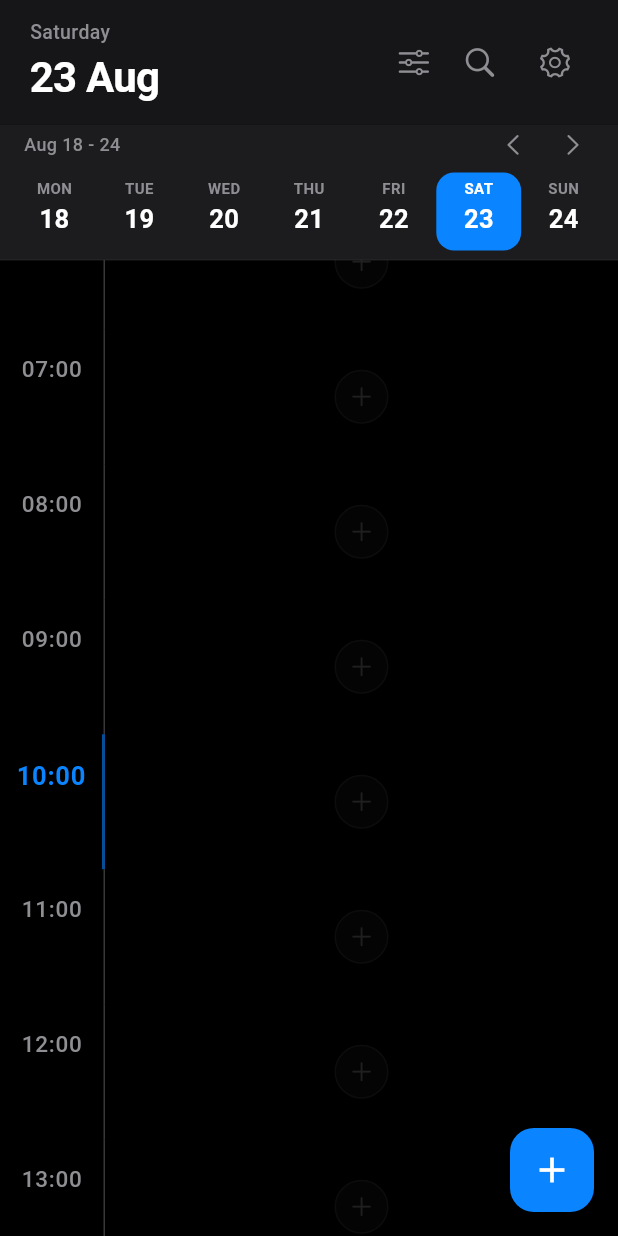
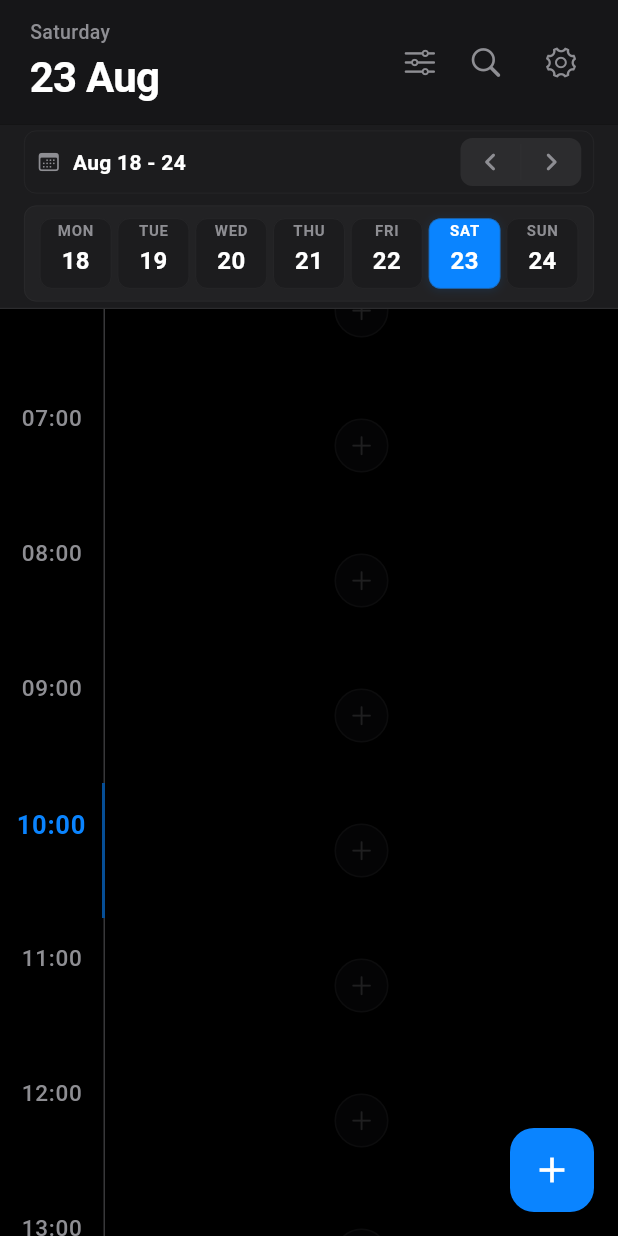
Before and after one commit to Aozple/DayFlow, a Flutter app: the screen it shows after launch, on a phone screen of 412 x 824 dp. Run offline on Flutter 3.47's test engine with Material 3 defaults, Android fonts, the light colour scheme and no system bars; our stand-ins replace equatable, flutter_bloc, flutter_markdown, go_router, hive_flutter, shared_preferences; accounts and stored records are empty.

Commit message:
fix: status bar color, small ui improvment to date_selector

```diff
--- a/lib/presentation/screens/home/home_screen.dart
+++ b/lib/presentation/screens/home/home_screen.dart
@@ -413,9 +413,14 @@ class _HomeScreenState extends State<HomeScreen> {
       builder: (context, settingsState) {
         return Scaffold(
           backgroundColor: AppColors.background,
-          body: SafeArea(
-            child: Column(
+          body: Column(
             children: [
+              Container(
+                padding: EdgeInsets.only(
+                  top: MediaQuery.of(context).padding.top,
+                ),
+                color: AppColors.surface.withAlpha(200),
+              ),
               // The header section of the home screen.
               HomeHeader(
                 selectedDate: _selectedDate,
@@ -447,7 +452,6 @@ class _HomeScreenState extends State<HomeScreen> {
                   builder: (context, taskState) {
                     List<TaskModel> dayTasks = [];
                     if (taskState is TaskLoaded) {
-                        // Filter tasks to show only those due on the selected date.
                       dayTasks =
                           taskState.tasks.where((task) {
                             if (task.dueDate == null) return false;
@@ -471,7 +475,6 @@ class _HomeScreenState extends State<HomeScreen> {
                 ),
               ),
             ],
-            ),
           ),
           floatingActionButton: SpeedDialFab(
             onCreateTask: () => context.push('/create-task'),
--- a/lib/presentation/screens/home/widgets/date_selector/home_date_item.dart
+++ b/lib/presentation/screens/home/widgets/date_selector/home_date_item.dart
@@ -30,78 +30,83 @@ class HomeDateItem extends StatelessWidget {
 
   @override
   Widget build(BuildContext context) {
-    final isSelected = _isSameDay(
-      date,
-      selectedDate,
-    ); // Check if this date is currently selected.
-    final isToday = _isSameDay(
-      date,
-      DateTime.now(),
-    ); // Check if this date is today.
+    final isSelected = _isSameDay(date, selectedDate);
+    final isToday = _isSameDay(date, DateTime.now());
     final screenWidth = MediaQuery.of(context).size.width;
     final itemWidth =
-        (screenWidth - 16) / 7; // Calculate width for each day item.
+        (screenWidth - 32) / 7; // Better spacing like week navigation
 
     return GestureDetector(
-      onTap: onTap, // Update selected date on tap.
+      onTap: onTap,
       child: Container(
         width: itemWidth,
         height: double.infinity,
-        padding: const EdgeInsets.symmetric(vertical: 6),
+        padding: const EdgeInsets.symmetric(vertical: 4, horizontal: 2),
         child: Container(
           decoration: BoxDecoration(
             color:
                 isSelected
-                    ? AppColors
-                        .accent // Highlight color if selected.
+                    ? AppColors.accent
                     : isToday
-                    ? AppColors.accent.withAlpha(
-                      30,
-                    ) // Subtle highlight if today.
-                    : Colors.transparent, // No background if neither.
-            borderRadius: BorderRadius.circular(12),
+                    ? AppColors.accent.withAlpha(25)
+                    : AppColors.surface, // Card-like background
+            borderRadius: BorderRadius.circular(8), // Match week navigation
+            border:
+                isToday && !isSelected
+                    ? Border.all(
+                      color: AppColors.accent.withAlpha(60),
+                      width: 0.5,
+                    )
+                    : Border.all(
+                      color: AppColors.divider.withAlpha(100),
+                      width: 0.5,
+                    ), // Consistent border style
+            boxShadow:
+                isSelected
+                    ? [
+                      BoxShadow(
+                        color: AppColors.accent.withAlpha(30),
+                        blurRadius: 4,
+                        offset: const Offset(0, 1),
+                      ),
+                    ]
+                    : null,
           ),
           child: Column(
             mainAxisAlignment: MainAxisAlignment.center,
             mainAxisSize: MainAxisSize.min,
             children: [
-              // Display the day name (e.g., "MON", "TUE").
+              // Day name
               Text(
                 _getDayName(date),
                 style: TextStyle(
                   fontSize: 10,
                   fontWeight: FontWeight.w600,
-                  letterSpacing: 0.3,
+                  letterSpacing: 0.5, // Match week navigation
                   color:
                       isSelected
-                          ? Colors
-                              .white // White text if selected.
+                          ? Colors.white
                           : isToday
-                          ? AppColors
-                              .accent // Accent color if today.
-                          : AppColors
-                              .textSecondary, // Secondary text color otherwise.
+                          ? AppColors.accent
+                          : AppColors.textSecondary,
                 ),
               ),
               const SizedBox(height: 2),
-              // Display the day number (e.g., "21").
+              // Day number
               Text(
                 date.day.toString(),
                 style: TextStyle(
-                  fontSize: 17,
+                  fontSize: 16, // Slightly smaller for better proportion
                   fontWeight: FontWeight.w700,
                   color:
                       isSelected
-                          ? Colors
-                              .white // White text if selected.
+                          ? Colors.white
                           : isToday
-                          ? AppColors
-                              .accent // Accent color if today.
-                          : AppColors
-                              .textPrimary, // Primary text color otherwise.
+                          ? AppColors.accent
+                          : AppColors.textPrimary,
                 ),
               ),
-              // Small dot indicator for "Today" if not selected.
+              // Today indicator dot
               if (isToday && !isSelected) ...[
                 const SizedBox(height: 2),
                 Container(
@@ -113,7 +118,7 @@ class HomeDateItem extends StatelessWidget {
                   ),
                 ),
               ] else
-                const SizedBox(height: 6), // Spacer if no dot.
+                const SizedBox(height: 6),
             ],
           ),
         ),
--- a/lib/presentation/screens/home/widgets/date_selector/home_date_selector.dart
+++ b/lib/presentation/screens/home/widgets/date_selector/home_date_selector.dart
@@ -27,49 +27,60 @@ class HomeDateSelector extends StatelessWidget {
   Widget build(BuildContext context) {
     return BlocBuilder<SettingsBloc, SettingsState>(
       builder: (context, settingsState) {
-        // Get the "Saturday first" setting from the SettingsBloc.
         final isSaturdayFirst =
             settingsState is SettingsLoaded
                 ? settingsState.isSaturdayFirst
-                : false; // Default to false if settings not loaded.
+                : false;
 
         return Container(
-          height: 90,
-          color: AppColors.surface, // Background color for the date selector.
+          decoration: BoxDecoration(
+            color: AppColors.surface,
+            border: Border(
+              bottom: BorderSide(
+                color: AppColors.divider.withAlpha(50),
+                width: 0.5,
+              ),
+            ),
+          ),
           child: Column(
             children: [
-              // Row displaying the current week range and navigation buttons.
+              // Week navigation
               HomeWeekNavigation(
                 selectedDate: selectedDate,
                 isSaturdayFirst: isSaturdayFirst,
-                onWeekChanged: (newDate) {
-                  onDateSelected(newDate);
-                },
+                onWeekChanged: onDateSelected,
               ),
 
-              // Horizontal list of days in the current week.
-              Expanded(
-                child: ListView.builder(
-                  scrollDirection: Axis.horizontal,
-                  physics:
-                      const NeverScrollableScrollPhysics(), // Prevent manual scrolling.
-                  padding: const EdgeInsets.symmetric(horizontal: 8),
-                  itemCount: 7, // Always show 7 days.
-                  itemBuilder: (context, index) {
+              // Date items container with consistent styling
+              Container(
+                height: 64, // Compact height
+                margin: const EdgeInsets.symmetric(horizontal: 16, vertical: 4),
+                padding: const EdgeInsets.symmetric(horizontal: 8, vertical: 4),
+                decoration: BoxDecoration(
+                  color: AppColors.surfaceLight.withAlpha(100),
+                  borderRadius: BorderRadius.circular(8),
+                  border: Border.all(
+                    color: AppColors.divider.withAlpha(100),
+                    width: 0.5,
+                  ),
+                ),
+                child: Row(
+                  children: List.generate(7, (index) {
                     final weekStart = _getWeekStart(
                       selectedDate,
                       isSaturdayFirst,
-                    ); // Get the start of the week.
-                    final date = weekStart.add(
-                      Duration(days: index),
-                    ); // Calculate each day's date.
-                    return HomeDateItem(
-                      date: date,
-                      selectedDate: selectedDate,
-                      isSaturdayFirst: isSaturdayFirst,
-                      onTap: () => onDateSelected(date),
-                    ); // Build the widget for each day.
-                  },
+                    );
+                    final date = weekStart.add(Duration(days: index));
+
+                    return Expanded(
+                      child: HomeDateItem(
+                        date: date,
+                        selectedDate: selectedDate,
+                        isSaturdayFirst: isSaturdayFirst,
+                        onTap: () => onDateSelected(date),
+                      ),
+                    );
+                  }),
                 ),
               ),
             ],
--- a/lib/presentation/screens/home/widgets/date_selector/home_week_navigation.dart
+++ b/lib/presentation/screens/home/widgets/date_selector/home_week_navigation.dart
@@ -1,5 +1,6 @@
 import 'package:dayflow/core/constants/app_colors.dart';
 import 'package:flutter/cupertino.dart';
+import 'package:flutter/material.dart';
 import 'package:intl/intl.dart';
 
 /// The week navigation component showing the current week range and navigation buttons.
@@ -27,72 +28,124 @@ class HomeWeekNavigation extends StatelessWidget {
   @override
   Widget build(BuildContext context) {
     return Container(
-      height: 26,
-      padding: const EdgeInsets.symmetric(horizontal: 16),
+      height: 42,
+      margin: const EdgeInsets.symmetric(horizontal: 16, vertical: 4),
+      padding: const EdgeInsets.symmetric(horizontal: 8, vertical: 4),
+      decoration: BoxDecoration(
+        color: AppColors.surface,
+        borderRadius: BorderRadius.circular(8),
+        border: Border.all(color: AppColors.divider.withAlpha(100), width: 0.5),
+      ),
       child: Row(
         mainAxisAlignment: MainAxisAlignment.spaceBetween,
         children: [
-          Row(
+          // Week range and indicator
+          Expanded(
+            child: Row(
               children: [
-              Text(
-                _getWeekRange(
-                  selectedDate,
-                ), // Display the date range of the current week.
-                style: const TextStyle(
-                  fontSize: 12,
-                  fontWeight: FontWeight.w500,
+                const Icon(
+                  CupertinoIcons.calendar,
+                  size: 16,
                   color: AppColors.textSecondary,
                 ),
+                const SizedBox(width: 8),
+                Text(
+                  _getWeekRange(selectedDate),
+                  style: const TextStyle(
+                    fontSize: 14,
+                    fontWeight: FontWeight.w600,
+                    color: AppColors.textPrimary,
+                    letterSpacing: 0.2,
                   ),
-              // Show a "SAT" indicator if Saturday is set as the first day of the week.
+                ),
+                // Saturday indicator
                 if (isSaturdayFirst) ...[
-                const SizedBox(width: 8),
+                  const SizedBox(width: 12),
                   Container(
                     padding: const EdgeInsets.symmetric(
-                    horizontal: 6,
-                    vertical: 2,
+                      horizontal: 8,
+                      vertical: 3,
                     ),
                     decoration: BoxDecoration(
-                    color: AppColors.accent.withAlpha(20),
-                    borderRadius: BorderRadius.circular(4),
+                      color: AppColors.accent.withAlpha(25),
+                      borderRadius: BorderRadius.circular(6),
+                      border: Border.all(
+                        color: AppColors.accent.withAlpha(60),
+                        width: 0.5,
+                      ),
                     ),
                     child: Text(
                       'SAT',
                       style: TextStyle(
                         fontSize: 10,
-                      fontWeight: FontWeight.w600,
+                        fontWeight: FontWeight.w700,
                         color: AppColors.accent,
+                        letterSpacing: 0.5,
                       ),
                     ),
                   ),
                 ],
               ],
             ),
-          // Buttons for navigating to the previous and next week.
-          Row(
+          ),
+
+          // Navigation buttons
+          Container(
+            decoration: BoxDecoration(
+              color: AppColors.surfaceLight,
+              borderRadius: BorderRadius.circular(8),
+            ),
+            child: Row(
+              mainAxisSize: MainAxisSize.min,
               children: [
-              CupertinoButton(
-                padding: const EdgeInsets.all(4),
-                minSize: 28,
-                onPressed: () => _navigateWeek(-1), // Go to previous week.
+                // Previous week button
+                GestureDetector(
+                  onTap: () => _navigateWeek(1),
+                  child: Container(
+                    width: 40,
+                    height: 32,
+                    decoration: const BoxDecoration(
+                      color: Colors.transparent,
+                      borderRadius: BorderRadius.horizontal(
+                        left: Radius.circular(8),
+                        right: Radius.zero,
+                      ),
+                    ),
                     child: const Icon(
-                  CupertinoIcons.chevron_left,
-                  size: 18,
+                      Icons.chevron_left_rounded,
+                      size: 24,
                       color: AppColors.textSecondary,
                     ),
                   ),
-              const SizedBox(width: 12),
-              CupertinoButton(
-                padding: const EdgeInsets.all(4),
-                minSize: 28,
-                onPressed: () => _navigateWeek(1), // Go to next week.
+                ),
+                // Divider
+                Container(
+                  width: 0.5,
+                  height: 24,
+                  color: AppColors.divider.withAlpha(80),
+                ),
+                // Next week button
+                GestureDetector(
+                  onTap: () => _navigateWeek(1),
+                  child: Container(
+                    width: 40,
+                    height: 32,
+                    decoration: const BoxDecoration(
+                      color: Colors.transparent,
+                      borderRadius: BorderRadius.horizontal(
+                        left: Radius.zero,
+                        right: Radius.circular(8),
+                      ),
+                    ),
                     child: const Icon(
-                  CupertinoIcons.chevron_right,
-                  size: 18,
+                      Icons.chevron_right_rounded,
+                      size: 24,
                       color: AppColors.textSecondary,
                     ),
                   ),
+                ),
               ],
+            ),
           ),
         ],
       ),
--- a/lib/presentation/screens/home/widgets/home_header.dart
+++ b/lib/presentation/screens/home/widgets/home_header.dart
@@ -1,5 +1,3 @@
-import 'dart:ui';
-
 import 'package:dayflow/core/constants/app_colors.dart';
 import 'package:flutter/cupertino.dart';
 import 'package:flutter/material.dart';
@@ -39,21 +37,16 @@ class HomeHeader extends StatelessWidget {
   @override
   Widget build(BuildContext context) {
     return ClipRect(
-      child: BackdropFilter(
-        filter: ImageFilter.blur(
-          sigmaX: 10,
-          sigmaY: 10,
-        ), // Apply a blur effect.
       child: Container(
-          color: AppColors.surface.withAlpha(
-            200,
-          ), // Semi-transparent background.
-          padding: const EdgeInsets.symmetric(horizontal: 20, vertical: 12),
+        color: AppColors.surface.withAlpha(200), // Semi-transparent background.
+        padding: const EdgeInsets.symmetric(horizontal: 16, vertical: 12),
         child: Row(
           mainAxisAlignment: MainAxisAlignment.spaceBetween,
           children: [
             // Column for displaying the selected date.
-              Column(
+            Padding(
+              padding: const EdgeInsets.only(left: 4.0),
+              child: Column(
                 crossAxisAlignment: CrossAxisAlignment.start,
                 children: [
                   Text(
@@ -78,6 +71,7 @@ class HomeHeader extends StatelessWidget {
                     ),
                   ),
                 ],
+              ),
             ),
             // Row for action buttons (Today, Filter, Search, Settings).
             Row(
@@ -169,7 +163,6 @@ class HomeHeader extends StatelessWidget {
           ],
         ),
       ),
-      ),
     );
   }
 
--- a/lib/presentation/screens/task/create_task_screen.dart
+++ b/lib/presentation/screens/task/create_task_screen.dart
@@ -139,9 +139,12 @@ class _CreateTaskScreenState extends State<CreateTaskScreen> {
   Widget build(BuildContext context) {
     return Scaffold(
       backgroundColor: AppColors.background,
-      body: SafeArea(
-        child: Column(
+      body: Column(
         children: [
+          Container(
+            padding: EdgeInsets.only(top: MediaQuery.of(context).padding.top),
+            color: AppColors.surface.withAlpha(200),
+          ),
           // The header section with cancel and save buttons.
           CreateTaskHeader(
             isEditMode: isEditMode,
@@ -207,7 +210,6 @@ class _CreateTaskScreenState extends State<CreateTaskScreen> {
             ),
           ),
         ],
-        ),
       ),
     );
   }
--- a/lib/presentation/screens/task/widgets/create_task_header.dart
+++ b/lib/presentation/screens/task/widgets/create_task_header.dart
@@ -30,8 +30,6 @@ class CreateTaskHeader extends StatelessWidget {
   @override
   Widget build(BuildContext context) {
     return ClipRect(
-      child: BackdropFilter(
-        filter: ImageFilter.blur(sigmaX: 10, sigmaY: 10),
       child: Container(
         color: AppColors.surface.withAlpha(200),
         padding: const EdgeInsets.symmetric(horizontal: 16, vertical: 12),
@@ -72,7 +70,6 @@ class CreateTaskHeader extends StatelessWidget {
           ],
         ),
       ),
-      ),
     );
   }
 }
```
Lines whose indentation alone changed are shown as unchanged.
